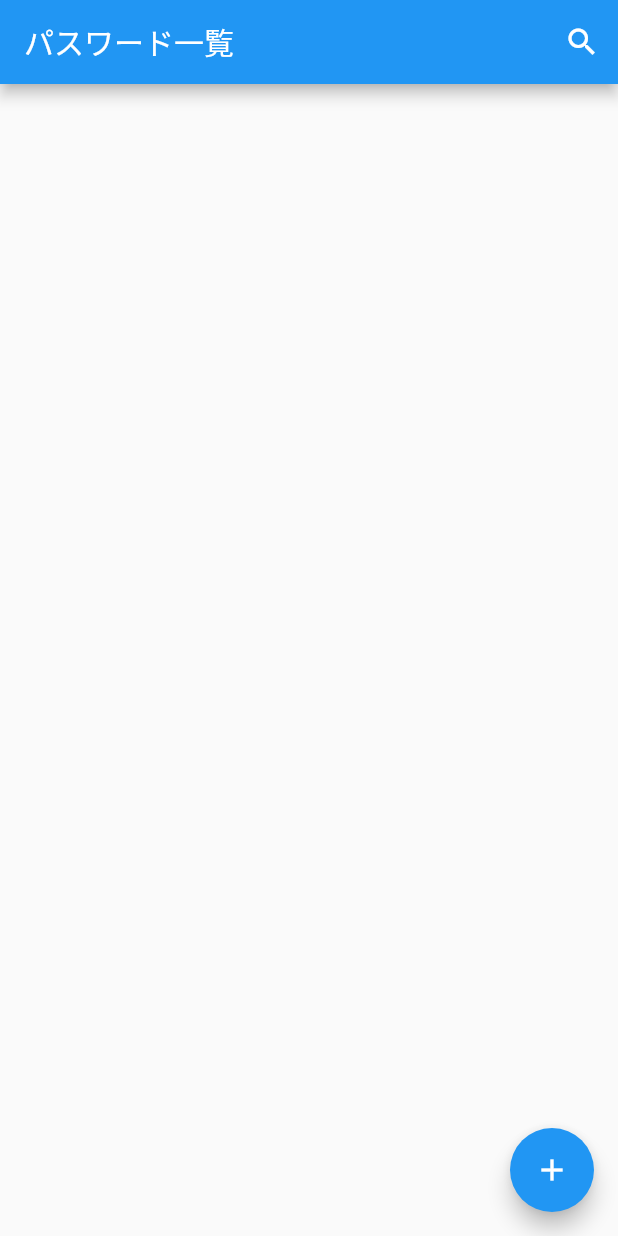
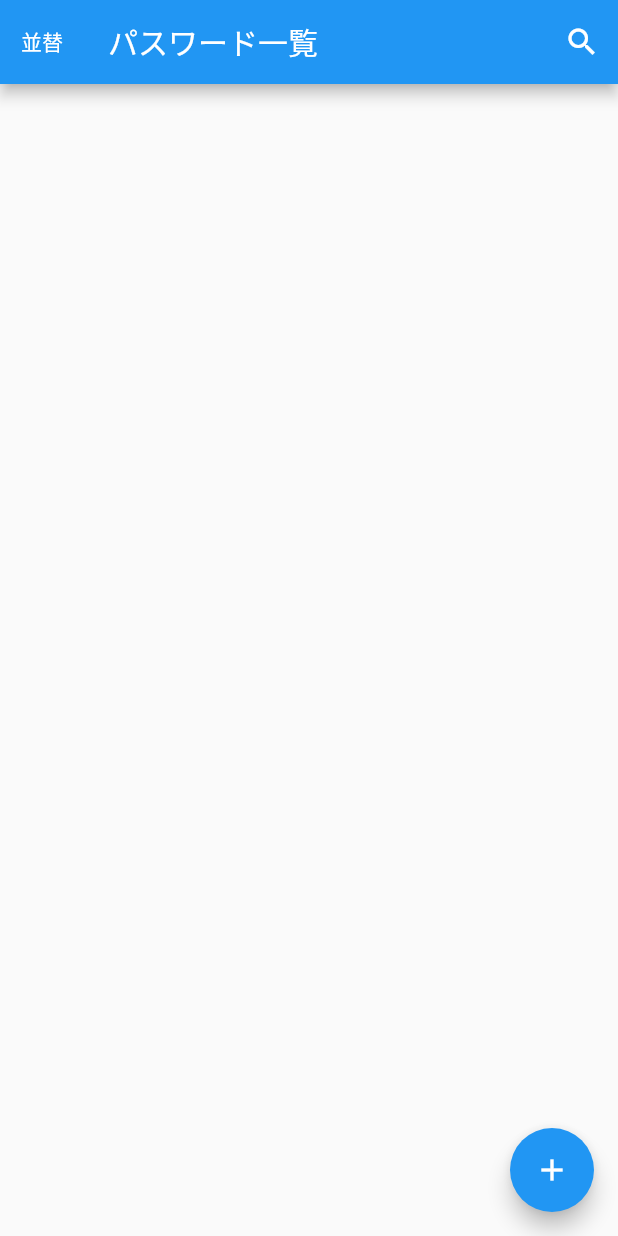
Before and after one commit to ten-revengineer/PasswordManagerApp, a Flutter app: the screen it shows after launch, on a phone screen of 412 x 824 dp. Run offline on Flutter 3.47's test engine with Material 2 defaults, Android fonts, the phone set to English and light mode, and no system bars.

Commit message:
feat:add Button '並替' in Appbar

```diff
--- a/lib/account_list.dart
+++ b/lib/account_list.dart
@@ -20,7 +20,14 @@ class _AccountListState extends State<AccountList> {
   Widget build(BuildContext context) {
     return Scaffold(
       appBar: AppBar(
-        title: const Text("パスワード一覧"),
+        title: const Text('パスワード一覧'),
+        leading: TextButton(
+          style: TextButton.styleFrom(
+            foregroundColor: const Color(0xFFFFFFFF),
+          ),
+          child: const Text('並替'),
+          onPressed: () {},
+        ),
         actions: <Widget>[
           IconButton(
             icon: const Icon(Icons.search),
```
